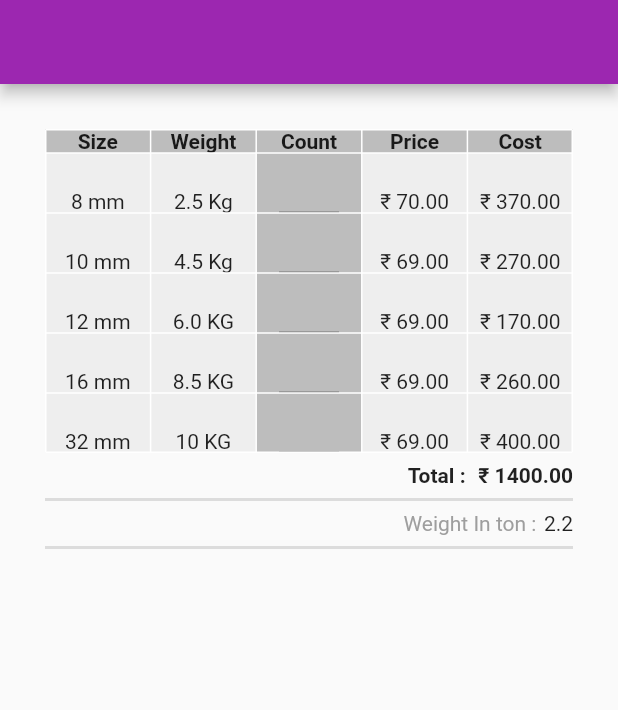
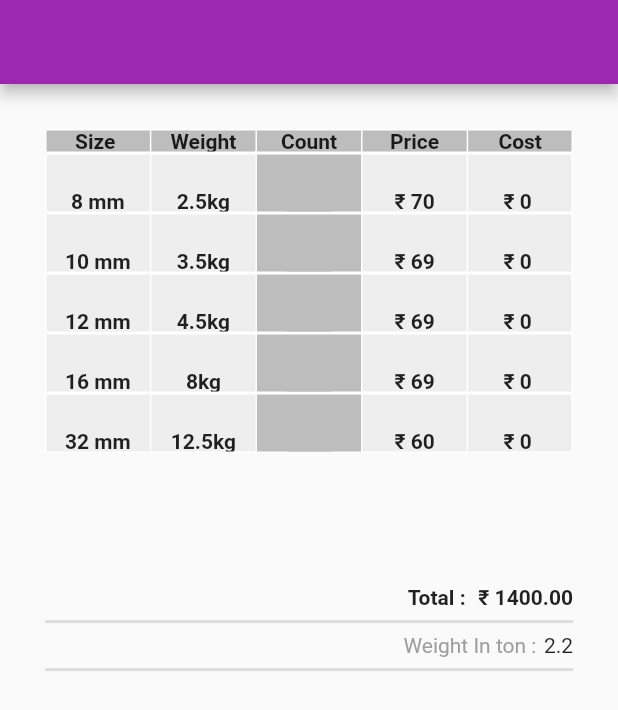
Before and after one commit to Safiul-Lathif/with_variants_demo, a Flutter app: the screen it shows after launch, on a phone screen of 412 x 824 dp. Shown: the top 710 px of the screen. Run offline on Flutter 3.47's test engine with Material 2 defaults, Android fonts, the phone set to English and light mode, and no system bars.

Commit message:
changes updated

```diff
--- a/lib/home.dart
+++ b/lib/home.dart
@@ -1,4 +1,4 @@
-import 'package:demo/with_variants.dart';
+import 'package:demo/pages/table_page.dart';
 import 'package:flutter/material.dart';
 
 class HomePage extends StatelessWidget {
@@ -10,6 +10,6 @@ class HomePage extends StatelessWidget {
         appBar: AppBar(
           backgroundColor: Colors.purple,
         ),
-        body: const WithVariants());
+        body: const TablePage());
   }
 }
--- /dev/null
+++ b/lib/model/model_list.dart
@@ -0,0 +1,24 @@
+class list {
+  final String size;
+  final String price;
+  final String weight;
+  const list({required this.size, required this.price, required this.weight});
+
+  static list fromJson(json) => list(
+        size: json['size'],
+        price: json['price'],
+        weight: json['weight'],
+      );
+}
+
+List<list> getUsers() {
+  const variant = [
+    {"size": "8 mm", "price": " 70", "weight": "2.5kg"},
+    {"size": "10 mm", "price": " 69", "weight": "3.5kg"},
+    {"size": "12 mm", "price": " 69", "weight": "4.5kg"},
+    {"size": "16 mm", "price": " 69", "weight": "8kg"},
+    {"size": "32 mm", "price": " 60", "weight": "12.5kg"},
+  ];
+
+  return variant.map<list>(list.fromJson).toList();
+}
--- /dev/null
+++ b/lib/pages/table_page.dart
@@ -0,0 +1,101 @@
+import 'package:demo/widget/with_variants.dart';
+import 'package:flutter/material.dart';
+import 'package:flutter/src/widgets/container.dart';
+import 'package:flutter/src/widgets/framework.dart';
+
+class TablePage extends StatelessWidget {
+  const TablePage({super.key});
+
+  @override
+  Widget build(BuildContext context) {
+    return Center(
+        child: Padding(
+            padding: const EdgeInsets.all(30.0),
+            child: Column(children: [
+              Column(
+                children: <Widget>[
+                  Table(
+                    defaultVerticalAlignment: TableCellVerticalAlignment.top,
+                    border: TableBorder.all(
+                        color: Colors.white,
+                        style: BorderStyle.solid,
+                        width: 1),
+                    children: [
+                      TableRow(
+                          decoration:
+                              BoxDecoration(color: Colors.grey.shade400),
+                          children: [
+                            Column(children: const [
+                              Text(
+                                'Size ',
+                                style: TextStyle(fontWeight: FontWeight.bold),
+                              )
+                            ]),
+                            Column(children: const [
+                              Text(
+                                'Weight',
+                                style: TextStyle(fontWeight: FontWeight.bold),
+                              )
+                            ]),
+                            Column(children: const [
+                              Text(
+                                'Count',
+                                style: TextStyle(fontWeight: FontWeight.bold),
+                              )
+                            ]),
+                            Column(children: const [
+                              Text(
+                                'Price',
+                                style: TextStyle(fontWeight: FontWeight.bold),
+                              )
+                            ]),
+                            Column(children: const [
+                              Text(
+                                'Cost',
+                                style: TextStyle(fontWeight: FontWeight.bold),
+                              )
+                            ]),
+                          ]),
+                    ],
+                  ),
+                  const WithVariants(),
+                  Row(
+                    mainAxisAlignment: MainAxisAlignment.end,
+                    children: const [
+                      Text(
+                        "Total : ",
+                        style: TextStyle(fontWeight: FontWeight.bold),
+                      ),
+                      SizedBox(
+                        width: 5,
+                      ),
+                      Text(
+                        "₹ 1400.00",
+                        style: TextStyle(fontWeight: FontWeight.bold),
+                      )
+                    ],
+                  ),
+                  const Divider(
+                    thickness: 2,
+                  ),
+                  Row(
+                    mainAxisAlignment: MainAxisAlignment.end,
+                    children: const [
+                      Text(
+                        "Weight In ton :",
+                        style: TextStyle(color: Colors.grey),
+                      ),
+                      SizedBox(
+                        width: 5,
+                      ),
+                      Text("2.2")
+                    ],
+                  ),
+                  const Divider(
+                    thickness: 2,
+                  ),
+                ],
+              ),
+            ])));
+  }
+}
--- /dev/null
+++ b/lib/widget/with_variants.dart
@@ -0,0 +1,102 @@
+import 'package:demo/model/model_list.dart';
+import 'package:flutter/material.dart';
+
+class WithVariants extends StatefulWidget {
+  const WithVariants({
+    super.key,
+  });
+
+  @override
+  State<WithVariants> createState() => _WithVariantsState();
+}
+
+class _WithVariantsState extends State<WithVariants> {
+  late final List<TextEditingController> countControllor;
+  List<list> users = getUsers();
+  String resulttext = "0";
+  @override
+  void initState() {
+    super.initState();
+    countControllor =
+        List.generate(users.length, (index) => TextEditingController());
+  }
+
+  @override
+  Widget build(BuildContext context) {
+    return SizedBox(
+      height: MediaQuery.of(context).size.height * 0.35,
+      width: MediaQuery.of(context).size.width,
+      child: ListView.builder(
+          shrinkWrap: true,
+          physics: ScrollPhysics(),
+          itemCount: users.length,
+          itemBuilder: (context, int index) {
+            final user = users[index];
+            return Table(
+              defaultVerticalAlignment: TableCellVerticalAlignment.bottom,
+              border: TableBorder.all(
+                  color: Colors.white, style: BorderStyle.solid, width: 1),
+              children: [
+                TableRow(
+                    decoration: BoxDecoration(color: Colors.grey.shade200),
+                    children: [
+                      Column(
+                        children: [
+                          Text(
+                            user.size,
+                            style: TextStyle(fontWeight: FontWeight.bold),
+                          )
+                        ],
+                      ),
+                      Column(
+                        children: [
+                          Text(
+                            user.weight,
+                            style: TextStyle(fontWeight: FontWeight.bold),
+                          )
+                        ],
+                      ),
+                      Container(
+                        color: Colors.grey.shade400,
+                        child: Column(children: [
+                          SizedBox(
+                            height: 40,
+                            width: 30,
+                            child: TextField(
+                              keyboardType: TextInputType.number,
+                              controller: countControllor[index],
+                              onChanged: (value) {
+                                setState(() {
+                                  int result =
+                                      int.parse(countControllor[index].text) *
+                                          int.parse(user.price);
+                                  resulttext = result.toString();
+                                });
+                              },
+                            ),
+                          )
+                        ]),
+                      ),
+                      Column(
+                        children: [
+                          Text(
+                            "₹${user.price}",
+                            style: TextStyle(fontWeight: FontWeight.bold),
+                          )
+                        ],
+                      ),
+                      Column(
+                        children: [
+                          Text(
+                            " ₹ ${resulttext}  ",
+                            style: const TextStyle(fontWeight: FontWeight.bold),
+                          )
+                        ],
+                      )
+                    ])
+              ],
+            );
+          }),
+    );
+  }
+}
```
